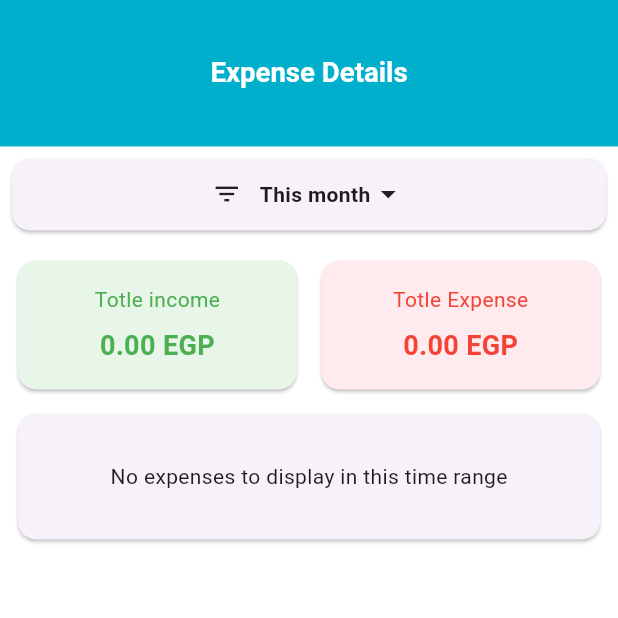
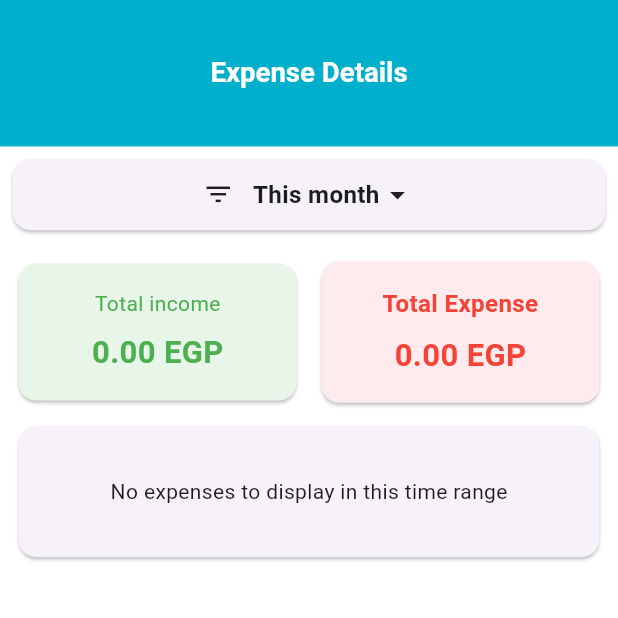
Before and after one commit to AhmadMahdaly/My-Money, a Flutter app: the TransactionDetailsScreen screen opened by its route, on a phone screen of 412 x 824 dp, the top half of it. Run offline on Flutter 3.47's test engine with Material 3 defaults, Android fonts, the phone set to English and light mode, and no system bars; our stand-ins replace bloc, equatable, fl_chart, flutter_bloc, flutter_secure_storage, flutter_svg and 4 more; accounts and stored records are empty; Roboto replaces fonts that are missing (Cairo); statements that could not run were skipped.

Commit message:
create app_icon && fix bugs

```diff
--- a/lib/features/transactions/presentation/cubit/transactions_state.dart
+++ b/lib/features/transactions/presentation/cubit/transactions_state.dart
@@ -50,7 +50,7 @@ class TransactionState extends Equatable {
   }) {
     return TransactionState(
       isLoading: isLoading ?? this.isLoading,
-      error: error, // Don't carry over old error
+      error: error,
       allTransactions: allTransactions ?? this.allTransactions,
       allCategories: allCategories ?? this.allCategories,
       filterStartDate: filterStartDate ?? this.filterStartDate,
--- a/lib/features/transactions/presentation/screens/transaction_details_screen.dart
+++ b/lib/features/transactions/presentation/screens/transaction_details_screen.dart
@@ -53,25 +53,25 @@ class TransactionDetailsScreen extends StatelessWidget {
             children: [
               _FilterControlBar(),
               if (state.isLoading)
-                const Padding(
-                  padding: EdgeInsets.all(8.0),
-                  child: Center(child: LinearProgressIndicator()),
+                Padding(
+                  padding: EdgeInsets.all(8.r),
+                  child: const Center(child: LinearProgressIndicator()),
                 )
               else
                 Expanded(
                   child: ListView(
-                    padding: const EdgeInsets.all(8),
+                    padding: EdgeInsets.all(8.r),
                     children: [
                       _SummaryCards(
                         totalIncome: totalIncome,
                         totalExpense: totalExpense,
                       ),
-                      const SizedBox(height: 8),
+                      8.verticalSpace,
                       if (filtered.isEmpty)
-                        const Card(
+                        Card(
                           child: Padding(
-                            padding: EdgeInsets.all(32.0),
-                            child: Center(
+                            padding: EdgeInsets.all(32.r),
+                            child: const Center(
                               child: Text(
                                 'No expenses to display in this time range',
                               ),
@@ -116,18 +116,18 @@ class _FilterControlBar extends StatelessWidget {
     return InkWell(
       onTap: () => _showFilterOptions(context),
       child: Card(
-        margin: const EdgeInsets.all(8),
+        margin: EdgeInsets.all(8.r),
         elevation: 1,
         child: Container(
-          padding: const EdgeInsets.symmetric(horizontal: 16, vertical: 12),
+          padding: EdgeInsets.symmetric(horizontal: 16.w, vertical: 12.h),
           child: Row(
             mainAxisAlignment: MainAxisAlignment.center,
             children: [
-              const Icon(Icons.filter_list, size: 20),
-              const SizedBox(width: 12),
+              Icon(Icons.filter_list, size: 20.r),
+              12.horizontalSpace,
               Text(
                 filterText,
-                style: const TextStyle(fontWeight: FontWeight.w600),
+                style: Styles.style14W600,
               ),
               const Icon(Icons.arrow_drop_down),
             ],
@@ -151,6 +151,7 @@ class _FilterControlBar extends StatelessWidget {
         return 'This month';
       case PredefinedFilter.year:
         return 'This year';
+
       case PredefinedFilter.custom:
         if (start != null && end != null) {
           final format = DateFormat('d MMM');
@@ -211,21 +212,39 @@ class _FilterControlBar extends StatelessWidget {
               ListTile(
                 leading: const Icon(Icons.date_range),
                 title: const Text('Select filter period...'),
+
                 onTap: () async {
-                  Navigator.pop(sheetContext);
-                  final cubit = context.read<TransactionCubit>();
+                  sheetContext.pop();
+
+                  if (!context.mounted) return;
+
+                  final cubit = context.watch<TransactionCubit>();
                   final now = DateTime.now();
+
+                  DateTimeRange? initialRange;
+                  if (cubit.state.filterStartDate != null &&
+                      cubit.state.filterEndDate != null) {
+                    var initialEnd = cubit.state.filterEndDate!;
+                    if (initialEnd.isAfter(now)) {
+                      initialEnd = now;
+                    }
+                    var initialStart = cubit.state.filterStartDate!;
+                    if (initialStart.isAfter(initialEnd)) {
+                      initialStart = initialEnd;
+                    }
+                    initialRange = DateTimeRange(
+                      start: initialStart,
+                      end: initialEnd,
+                    );
+                  }
+
                   final picked = await showDateRangePicker(
                     context: context,
                     firstDate: DateTime(now.year - 5),
                     lastDate: now,
-                    initialDateRange: cubit.state.filterStartDate != null
-                        ? DateTimeRange(
-                            start: cubit.state.filterStartDate!,
-                            end: cubit.state.filterEndDate!,
-                          )
-                        : null,
+                    initialDateRange: initialRange,
                   );
+
                   if (picked != null && context.mounted) {
                     await context.read<TransactionCubit>().setCustomDateFilter(
                       picked.start,
@@ -259,19 +278,17 @@ class _SummaryCards extends StatelessWidget {
           child: Card(
             color: Colors.green[50],
             child: Padding(
-              padding: const EdgeInsets.all(16.0),
+              padding: EdgeInsets.all(16.r),
               child: Column(
                 children: [
                   const Text(
-                    'Totle income',
+                    'Total income',
                     style: TextStyle(color: Colors.green),
                   ),
-                  const SizedBox(height: 8),
+                  8.verticalSpace,
                   Text(
                     '${totalIncome.toStringAsFixed(2)} EGP',
-                    style: const TextStyle(
-                      fontSize: 18,
-                      fontWeight: FontWeight.bold,
+                    style: Styles.style18Bold.copyWith(
                       color: Colors.green,
                     ),
                   ),
@@ -285,19 +302,17 @@ class _SummaryCards extends StatelessWidget {
           child: Card(
             color: Colors.red[50],
             child: Padding(
-              padding: const EdgeInsets.all(16.0),
+              padding: EdgeInsets.all(16.r),
               child: Column(
                 children: [
-                  const Text(
-                    'Totle Expense',
-                    style: TextStyle(color: Colors.red),
+                  Text(
+                    'Total Expense',
+                    style: Styles.style14W700.copyWith(color: Colors.red),
                   ),
-                  const SizedBox(height: 8),
+                  8.verticalSpace,
                   Text(
                     '${totalExpense.toStringAsFixed(2)} EGP',
-                    style: const TextStyle(
-                      fontSize: 18,
-                      fontWeight: FontWeight.bold,
+                    style: Styles.style18Bold.copyWith(
                       color: Colors.red,
                     ),
                   ),
@@ -305,7 +320,9 @@ class _SummaryCards extends StatelessWidget {
                     4.verticalSpace,
                     Text(
                       '(${expenseRatio.toStringAsFixed(1)}% From income)',
-                      style: TextStyle(fontSize: 12, color: Colors.red[700]),
+                      style: Styles.style12W700.copyWith(
+                        color: Colors.red[700],
+                      ),
                     ),
                   ],
                 ],
```
Also changed, not shown: lib/features/transactions/presentation/cubit/transactions_cubit.dart (+10 -2 lines), lib/features/transactions/presentation/screens/edit_transaction_screen.dart (+9 -3 lines), pubspec.yaml (+10 -0 lines), assets/image/png/app_logo.png (added), pubspec.lock, 23 other files.
